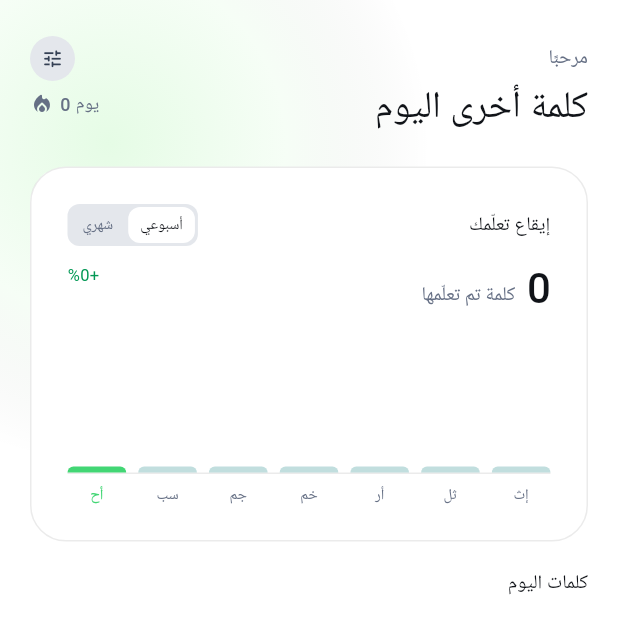
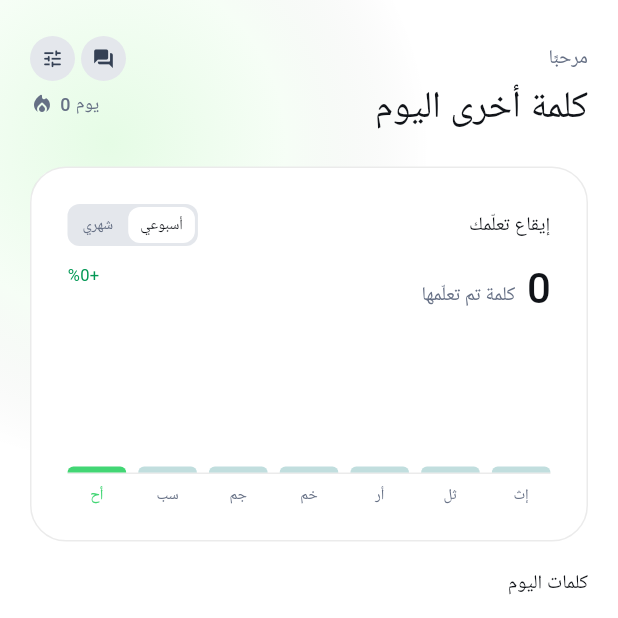
Before and after one commit to Tamimswid/word-learn, a Flutter app: the screen it shows once a user with an empty profile is signed in, on a phone screen of 412 x 824 dp, the top half of it. Run offline on Flutter 3.47's test engine with Material 3 defaults, Android fonts, the phone set to English and light mode, and no system bars; our stand-ins replace audioplayers, dartz, flutter_bloc, flutter_dotenv, flutter_local_notifications, flutter_svg and 9 more; missing offline and left inert: ai_wave_animations, flutter_edge_tts, hotkey_manager, launch_at_startup, screen_retriever, translator and 2 more; accounts and stored records are empty; network calls fail; Roboto replaces fonts that are missing (Tajawal); statements that could not run were skipped.

Commit message:
feat(home): ana panel başlığına öğretmen sohbeti girişini ekle

```diff
--- a/lib/core/router/app_route.dart
+++ b/lib/core/router/app_route.dart
@@ -13,6 +13,7 @@ enum AppRoute {
   deck(name: 'deck', path: '/deck'),
   exercise(name: 'exercise', path: '/exercise'),
   settings(name: 'settings', path: '/settings'),
+  aiTutor(name: 'ai-tutor', path: '/ai-tutor'),
   signIn(name: 'sign-in', path: '/sign-in');
 
   const AppRoute({required this.name, required this.path});
--- a/lib/core/router/app_router.dart
+++ b/lib/core/router/app_router.dart
@@ -2,6 +2,7 @@ import 'package:flutter/foundation.dart';
 import 'package:flutter/material.dart';
 import 'package:go_router/go_router.dart';
 
+import '../../../features/ai_tutor/presentation/pages/ai_tutor_page.dart';
 import '../../../features/auth/presentation/pages/auth_page.dart';
 import '../../../features/deck_session/presentation/pages/deck_page.dart';
 import '../../../features/home_dashboard/presentation/pages/home_page.dart';
@@ -108,6 +109,14 @@ abstract final class AppRouter {
       ),
     ),
     GoRoute(
+      path: AppRoute.aiTutor.path,
+      name: AppRoute.aiTutor.name,
+      pageBuilder: (context, state) => _page(
+        AppRoute.aiTutor,
+        AiTutorPage(onEndConversation: () => context.pop()),
+      ),
+    ),
+    GoRoute(
       path: AppRoute.signIn.path,
       name: AppRoute.signIn.name,
       pageBuilder: (context, state) => _page(AppRoute.signIn, const AuthPage()),
--- a/lib/features/home_dashboard/presentation/pages/home_page.dart
+++ b/lib/features/home_dashboard/presentation/pages/home_page.dart
@@ -78,6 +78,7 @@ class _HomeViewState extends State<_HomeView> {
                           streakDays: snapshot.streakDays,
                           dailyLoginCount: snapshot.dailyLoginCount,
                           onOpenSettings: () => _openSettings(context),
+                          onOpenAiTutor: () => _openAiTutor(context),
                         ),
                       ),
                       const SizedBox(height: AppSpacing.xxl),
@@ -161,6 +162,10 @@ class _HomeViewState extends State<_HomeView> {
     context.pushNamed(AppRoute.words.name);
   }
 
+  void _openAiTutor(BuildContext context) {
+    context.pushNamed(AppRoute.aiTutor.name);
+  }
+
   Future<void> _addWord(BuildContext context) async {
     final entry = await showAddWordDialog(context);
     if (!context.mounted || entry == null) return;
--- a/lib/features/home_dashboard/presentation/widgets/home_header.dart
+++ b/lib/features/home_dashboard/presentation/widgets/home_header.dart
@@ -10,12 +10,14 @@ class HomeHeader extends StatelessWidget {
     required this.streakDays,
     required this.dailyLoginCount,
     required this.onOpenSettings,
+    required this.onOpenAiTutor,
   });
 
   final String greetingName;
   final int streakDays;
   final int dailyLoginCount;
   final VoidCallback onOpenSettings;
+  final VoidCallback onOpenAiTutor;
 
   @override
   Widget build(BuildContext context) {
@@ -65,10 +67,20 @@ class HomeHeader extends StatelessWidget {
                   Row(
                     mainAxisAlignment: MainAxisAlignment.spaceBetween,
                     children: [
-                      AppIconButton(
-                        icon: const Icon(Icons.tune_rounded),
-                        tooltip: 'الإعدادات',
-                        onPressed: onOpenSettings,
+                      Row(
+                        children: [
+                          AppIconButton(
+                            icon: const Icon(Icons.tune_rounded),
+                            tooltip: 'الإعدادات',
+                            onPressed: onOpenSettings,
+                          ),
+                          const SizedBox(width: AppSpacing.xs),
+                          AppIconButton(
+                            icon: const Icon(Icons.forum_rounded),
+                            tooltip: 'محادثة مع المعلم',
+                            onPressed: onOpenAiTutor,
+                          ),
+                        ],
                       ),
                       Text(greeting, style: AppTypography.bodySmall.copyWith(color: AppColors.mutedForeground)),
                     ],
```
